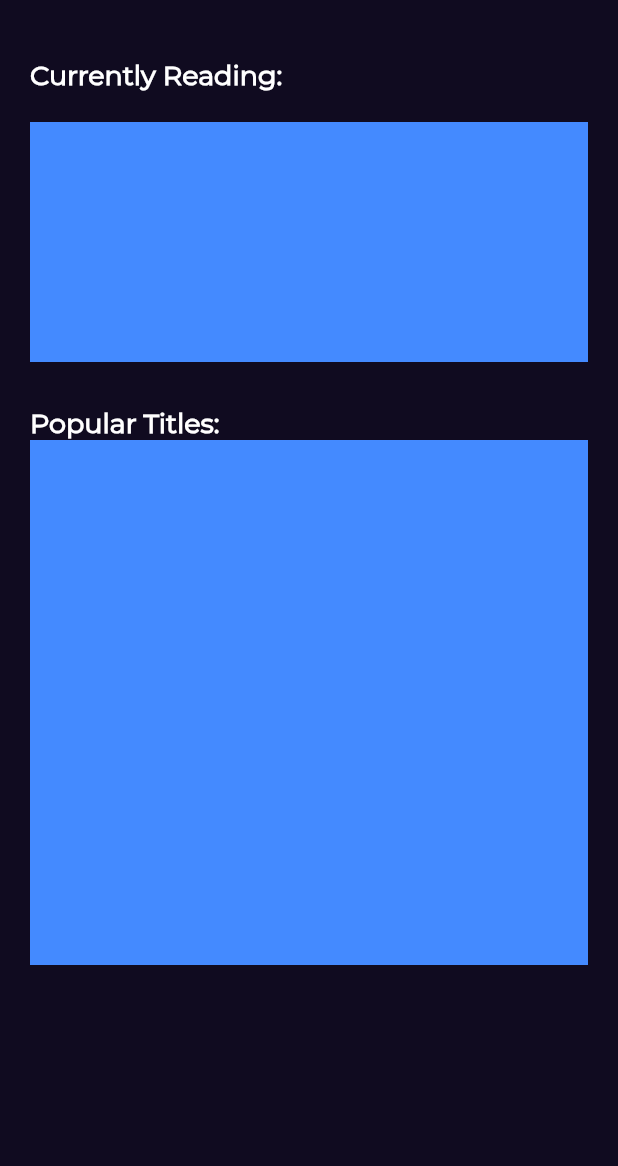
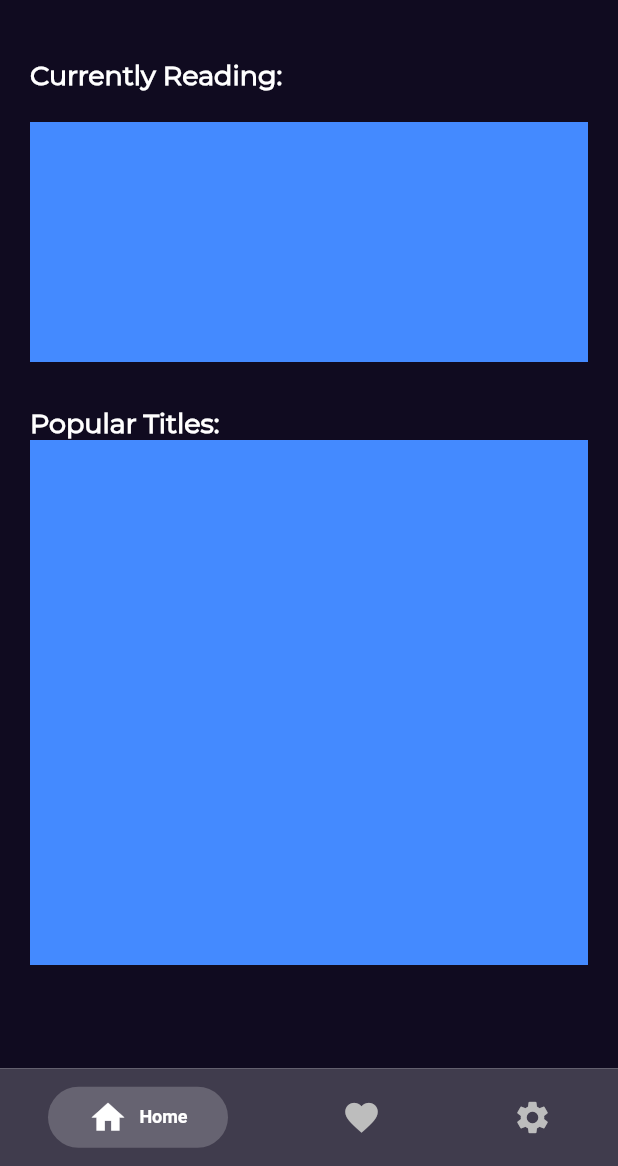
Before and after one commit to manakmishra/OtakuFix, a Flutter app: the screen it shows after launch, on a phone screen of 412 x 824 dp, the part 70-1236 px from its top. Run offline on Flutter 3.47's test engine with Material 2 defaults, Android fonts, the phone set to English and light mode, and no system bars; drawn by our look-alikes of persistent_bottom_nav_bar.

Commit message:
implemented working bottom navigation bar

```diff
--- a/lib/constants/colours.dart
+++ b/lib/constants/colours.dart
@@ -2,6 +2,6 @@ import 'package:flutter/material.dart';
 
 //theme colors
 final Color kBackgroundColor = Color(0xFF100B20);
-final Color kNavBarColor = Color(0xFF979797);
+final Color kNavBarColor = Color(0xFF403C4D);
 final Color kAccentColor = Color(0xFFBDBDBD);
 final Color kPrimaryColor = Color(0xFF979797);
--- /dev/null
+++ b/lib/main_app.dart
@@ -0,0 +1,79 @@
+import 'package:flutter/material.dart';
+import 'package:otaku_fix/constants/colours.dart';
+import 'package:otaku_fix/screens/favourites_screen.dart';
+import 'package:otaku_fix/screens/home_page.dart';
+import 'package:otaku_fix/screens/preferences_screen.dart';
+import 'package:persistent_bottom_nav_bar/persistent-tab-view.dart';
+
+// ignore: must_be_immutable
+class MainApp extends StatefulWidget {
+
+  @override
+  _MainAppState createState() => _MainAppState();
+}
+
+class _MainAppState extends State<MainApp> {
+  PersistentTabController _controller = PersistentTabController(initialIndex: 0);
+
+  @override
+  Widget build(BuildContext context) {
+    return PersistentTabView(
+      controller: _controller,
+      screens: _buildScreens(),
+      items: _navBarsItems(),
+      confineInSafeArea: true,
+      navBarHeight: 65.0,
+      backgroundColor: kNavBarColor,
+      handleAndroidBackButtonPress: true,
+      resizeToAvoidBottomInset: true, // This needs to be true if you want to move up the screen when keyboard appears.
+      stateManagement: true,
+      hideNavigationBarWhenKeyboardShows: true, // Recommended to set 'resizeToAvoidBottomInset' as true while using this argument.
+      decoration: NavBarDecoration(
+        colorBehindNavBar: Colors.white,
+      ),
+      popAllScreensOnTapOfSelectedTab: true,
+      popActionScreens: PopActionScreensType.all,
+      itemAnimationProperties: ItemAnimationProperties( // Navigation Bar's items animation properties.
+        duration: Duration(milliseconds: 200),
+        curve: Curves.ease,
+      ),
+      screenTransitionAnimation: ScreenTransitionAnimation( // Screen transition animation on change of selected tab.
+        animateTabTransition: true,
+        curve: Curves.ease,
+        duration: Duration(milliseconds: 200),
+      ),
+      navBarStyle: NavBarStyle.style1, // Choose the nav bar style with this property.
+    );
+  }
+}
+
+List<Widget> _buildScreens() {
+  return [
+    HomePage(),
+    FavouritesScreen(),
+    PreferencesScreen()
+  ];
+}
+
+List<PersistentBottomNavBarItem> _navBarsItems() {
+  return [
+    PersistentBottomNavBarItem(
+      icon: Icon(Icons.home),
+      title: ("Home"),
+      activeColor: Colors.white,
+      inactiveColor: kAccentColor,
+    ),
+    PersistentBottomNavBarItem(
+      icon: Icon(Icons.favorite),
+      title: ("Favourites"),
+      activeColor: Colors.white,
+      inactiveColor: kAccentColor,
+    ),
+    PersistentBottomNavBarItem(
+      icon: Icon(Icons.settings),
+      title: ("Preferences"),
+      activeColor: Colors.white,
+      inactiveColor: kAccentColor,
+    ),
+  ];
+}
--- a/lib/screens/splash.dart
+++ b/lib/screens/splash.dart
@@ -1,7 +1,7 @@
 import 'package:flutter/material.dart';
 import 'package:otaku_fix/constants/colours.dart';
 import 'package:otaku_fix/constants/text_styles.dart';
-import 'package:otaku_fix/screens/home_page.dart';
+import 'package:otaku_fix/main_app.dart';
 
 class Splash extends StatefulWidget {
   @override
@@ -14,7 +14,7 @@ class _SplashState extends State<Splash> {
   void initState() {
     Future.delayed(Duration(seconds: 3), () {
       Navigator.pushReplacement(
-          context, MaterialPageRoute(builder: (_) => HomePage()));
+          context, MaterialPageRoute(builder: (_) => MainApp()));
     });
     Future.delayed(Duration(milliseconds: 500), () {
       setState(() {
```
Also changed, not shown: lib/screens/favourites_screen.dart (+29 -0 lines), lib/screens/preferences_screen.dart (+29 -0 lines), lib/constants/text_styles.dart (line endings or trailing spaces).
